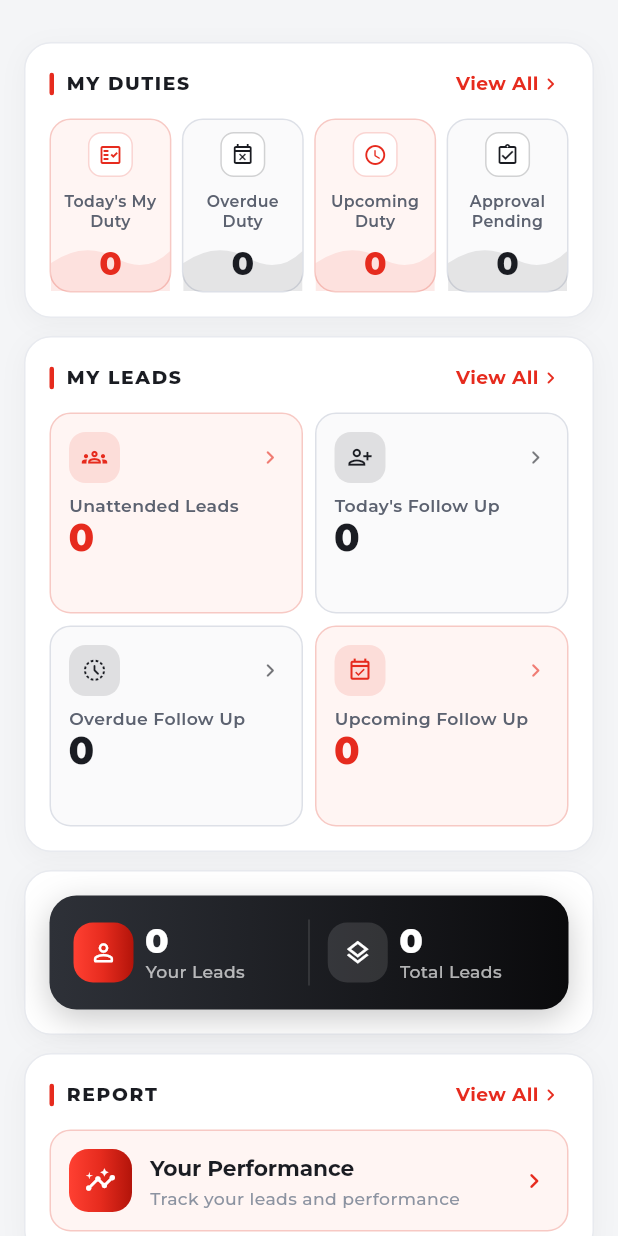
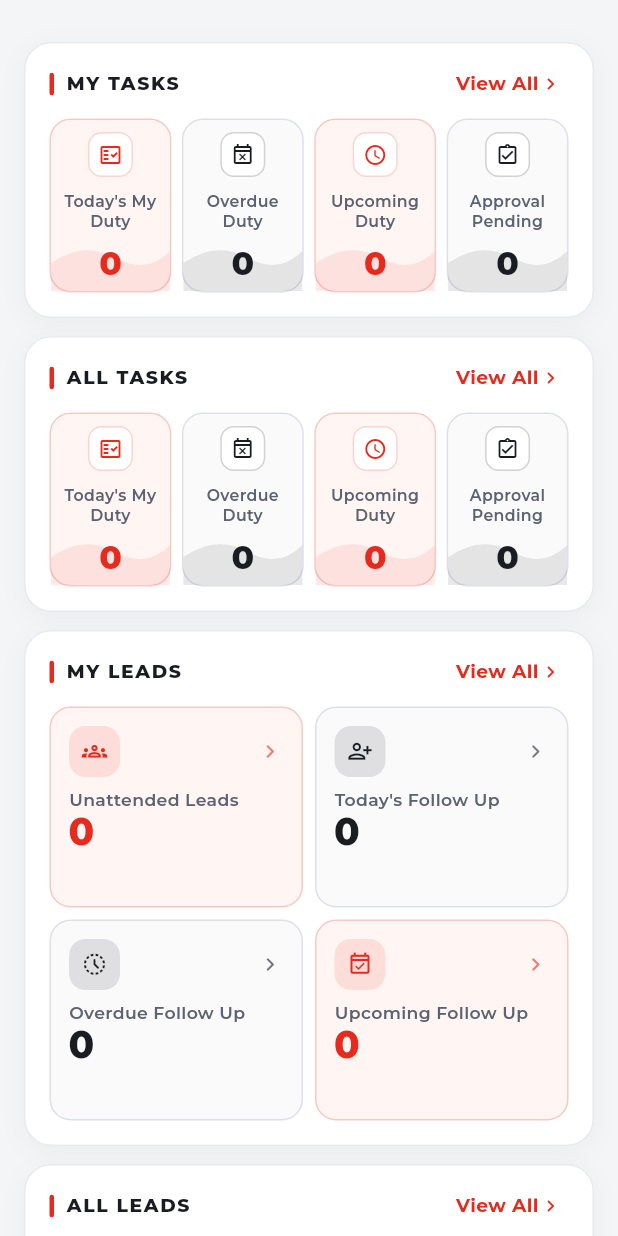
Before and after one commit to nimmys-dev/nimmys-crm-mobile, a Flutter app: the DashboardContent widget shown alone on an empty page, opened directly with empty values, after a tap on "View All", on a phone screen of 412 x 824 dp. Run offline on Flutter 3.47's test engine with Material 3 defaults, Android fonts, the phone set to English and light mode, and no system bars; our stand-ins replace awesome_notifications, cached_network_image, connectivity_plus, device_info_plus, dio, dotted_border and 22 more; missing offline and left inert: app_badge_plus, in_app_update_flutter; accounts and stored records are empty; network calls fail.

Commit message:
bug fix done

```diff
--- a/lib/features/dashboard/dashboard_screen.dart
+++ b/lib/features/dashboard/dashboard_screen.dart
@@ -119,7 +119,6 @@ class _DashboardScreenState extends State<DashboardScreen> {
     tone: StatTone.ink,
     route: AppRouteName.approvals,
   );
-
 
   static final List<StatItem> _leads = <StatItem>[
     StatItem(
@@ -275,42 +274,6 @@ class _DashboardScreenState extends State<DashboardScreen> {
   }
 }
 
-/// "MY DUTIES" card holding the four duty counters in one row.
-class DashboardDutySection extends StatelessWidget {
-  const DashboardDutySection({super.key, required this.items});
-
-  final List<StatItem> items;
-
-  @override
-  Widget build(BuildContext context) {
-    return AppSectionCard(
-      child: Column(
-        children: <Widget>[
-          AppSectionHeader(
-            title: 'My Duties',
-            actionLabel: 'View All',
-            onAction: () => context.push(AppRouteName.duties),
-          ),
-          const SizedBox(height: AppSpacing.sm),
-          Row(
-            children: <Widget>[
-              for (int index = 0; index < items.length; index++) ...<Widget>[
-                if (index > 0) const SizedBox(width: 7),
-                Expanded(
-                  child: DutyStatCard(
-                    item: items[index],
-                    onTap: openStatRoute(context, items[index]),
-                  ),
-                ),
-              ],
-            ],
-          ),
-        ],
-      ),
-    );
-  }
-}
-
 /// Tap handler for a stat tile, or null when the tile has no screen behind it.
 ///
 /// Shared by both dashboard sections so a counter is wired the same way
@@ -326,7 +289,12 @@ VoidCallback? openStatRoute(BuildContext context, StatItem item) {
 
 /// "MY LEADS" card holding the four lead counters as a 2×2 grid.
 class DashboardLeadsSection extends StatelessWidget {
-  const DashboardLeadsSection({super.key, required this.items});
+  final String title;
+  const DashboardLeadsSection({
+    super.key,
+    required this.items,
+    required this.title,
+  });
 
   final List<StatItem> items;
 
@@ -336,7 +304,7 @@ class DashboardLeadsSection extends StatelessWidget {
       child: Column(
         children: <Widget>[
           AppSectionHeader(
-            title: 'My Leads',
+            title: title,
             actionLabel: 'View All',
             onAction: () =>
                 context.push('${AppRouteName.leads}?isAppHeaderRequired=true'),
--- a/lib/features/dashboard/widgets/dashboard_count.dart
+++ b/lib/features/dashboard/widgets/dashboard_count.dart
@@ -11,6 +11,7 @@ import 'package:nimmys_crm/features/dashboard/dashboard_screen.dart';
 import 'package:nimmys_crm/features/dashboard/model/dashboard_count_model.dart';
 import 'package:nimmys_crm/features/dashboard/model/lead_count_model.dart';
 import 'package:nimmys_crm/features/dashboard/widgets/dashboard_panels.dart';
+import 'package:nimmys_crm/features/dashboard/widgets/my_tasks_widget.dart';
 import 'package:nimmys_crm/features/dashboard/widgets/stat_cards.dart';
 import 'package:nimmys_crm/routing/app_route_name.dart';
 import 'package:nimmys_crm/shared/widgets/app_section_card.dart';
@@ -113,8 +114,32 @@ class _DashboardContentState extends State<DashboardContent> {
                           ),
                         )
                       else ...[
-                        DashboardDutySection(items: dutyStats),
-                        DashboardLeadsSection(items: leadStats),
+                        DashboardDutySection(
+                          items: dutyStats,
+                          taskTitle: 'My Tasks',
+                        ),
+                        Visibility(
+                          visible:
+                              UserRole.admin == widget.role ||
+                              UserRole.manager == widget.role,
+                          child: DashboardDutySection(
+                            items: dutyStats,
+                            taskTitle: 'All Tasks',
+                          ),
+                        ),
+                        DashboardLeadsSection(
+                          items: leadStats,
+                          title: 'My Leads',
+                        ),
+                        Visibility(
+                          visible:
+                              UserRole.admin == widget.role ||
+                              UserRole.manager == widget.role,
+                          child: DashboardLeadsSection(
+                            items: leadStats,
+                            title: 'All Leads',
+                          ),
+                        ),
                         AppSectionCard(
                           child: DashboardTotalsCard(
                             yourLeads: yourLeads,
--- a/lib/features/dashboard/widgets/dashboard_panels.dart
+++ b/lib/features/dashboard/widgets/dashboard_panels.dart
@@ -24,6 +24,7 @@ class DashboardTotalsCard extends StatelessWidget {
   /// Opens the leads list. Null leaves the panel as a read-only summary, which
   /// is how the reports screen uses it.
   final VoidCallback? onTap;
+
 
   @override
   Widget build(BuildContext context) {
--- /dev/null
+++ b/lib/features/dashboard/widgets/my_tasks_widget.dart
@@ -0,0 +1,48 @@
+import 'package:flutter/material.dart';
+import 'package:go_router/go_router.dart';
+import 'package:nimmys_crm/core/theme/app_dimens.dart';
+import 'package:nimmys_crm/features/dashboard/dashboard_screen.dart';
+import 'package:nimmys_crm/features/dashboard/widgets/stat_cards.dart';
+import 'package:nimmys_crm/routing/app_route_name.dart';
+import 'package:nimmys_crm/shared/widgets/app_section_card.dart';
+
+/// "MY DUTIES" card holding the four duty counters in one row.
+class DashboardDutySection extends StatelessWidget {
+  final String taskTitle;
+  const DashboardDutySection({
+    super.key,
+    required this.items,
+    required this.taskTitle,
+  });
+
+  final List<StatItem> items;
+
+  @override
+  Widget build(BuildContext context) {
+    return AppSectionCard(
+      child: Column(
+        children: <Widget>[
+          AppSectionHeader(
+            title: taskTitle,
+            actionLabel: 'View All',
+            onAction: () => context.push(AppRouteName.duties),
+          ),
+          const SizedBox(height: AppSpacing.sm),
+          Row(
+            children: <Widget>[
+              for (int index = 0; index < items.length; index++) ...<Widget>[
+                if (index > 0) const SizedBox(width: 7),
+                Expanded(
+                  child: DutyStatCard(
+                    item: items[index],
+                    onTap: openStatRoute(context, items[index]),
+                  ),
+                ),
+              ],
+            ],
+          ),
+        ],
+      ),
+    );
+  }
+}
```
